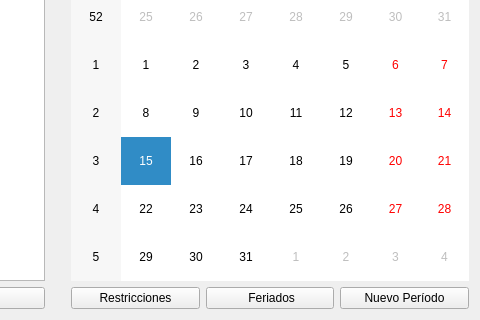
Old version of the form windows/EmployeeWidget.ui in the repository santichialvo/holidaysAdministrator; both pictures show x 364 to 844 and y 89 to 409 of the 844 by 409 pixel window.
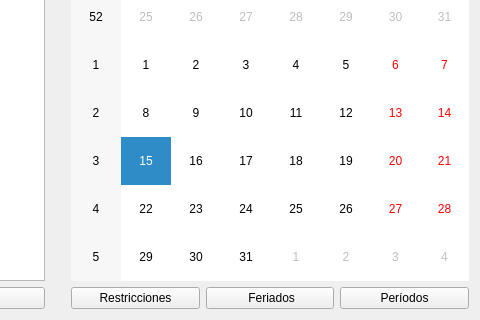
New version of the form. Icons and pictures are not drawn.

```diff
--- a/windows/EmployeeWidget.ui
+++ b/windows/EmployeeWidget.ui
@@ -120,7 +120,7 @@
      <item>
       <widget class="QPushButton" name="pushButton_4">
        <property name="text">
-        <string>Nuevo Período</string>
+        <string>Períodos</string>
        </property>
        <property name="icon">
         <iconset resource="../images/Resource_ha.qrc">
```
Left out of the diff: 21 changed lines with no effect on the pictures.
